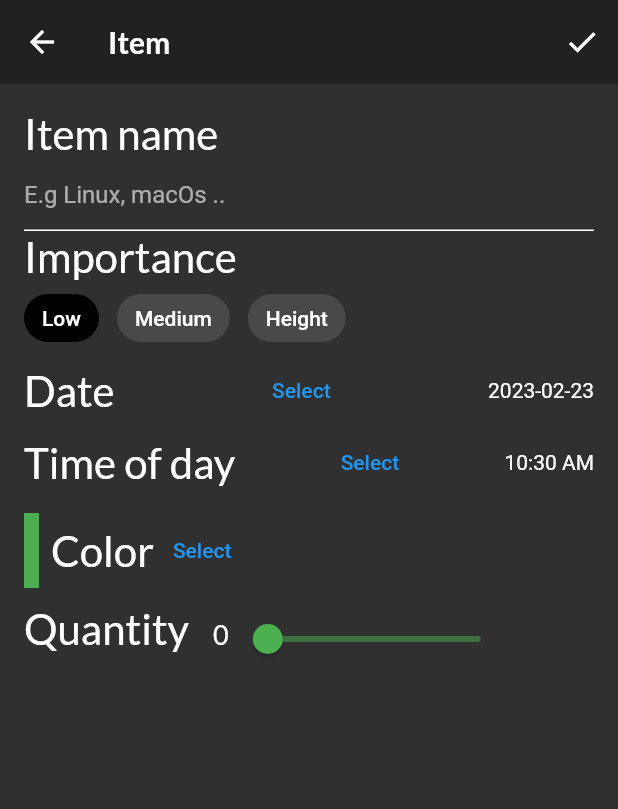
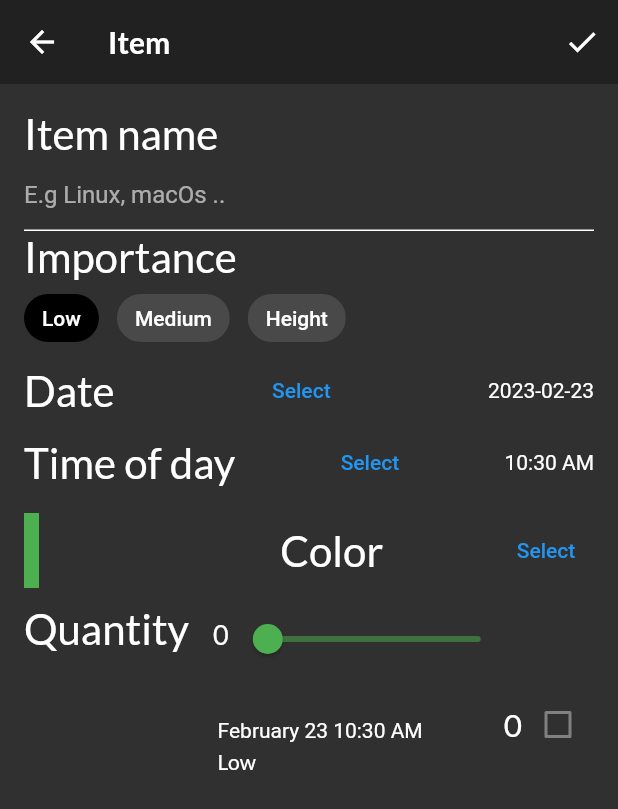
Before and after one commit to longtruongg/bored, a Flutter app: the screen it shows after launch, item 3 of the bottom bar chosen, after a tap on the "add" icon, on a phone screen of 412 x 824 dp. Shown: the top 809 px of the screen. Run offline on Flutter 3.47's test engine with Material 2 defaults, Android fonts, the phone set to English and light mode, and no system bars; our stand-ins replace flutter_colorpicker, google_fonts.

```diff
--- /dev/null
+++ b/lib/compoments/groking_tile.dart
@@ -0,0 +1,99 @@
+import 'package:flutter/material.dart';
+import 'package:google_fonts/google_fonts.dart';
+import 'package:intl/intl.dart';
+
+import '../model/groking_item.dart';
+
+class GrokingTile extends StatelessWidget {
+  final GrokingItem grokingItem;
+  final Function(bool?)? onComplete;
+  final TextDecoration textDecoration;
+
+  GrokingTile({Key? key, required this.grokingItem, this.onComplete})
+      : textDecoration = grokingItem.isComplete
+            ? TextDecoration.lineThrough
+            : TextDecoration.none,
+        super(key: key);
+
+  @override
+  Widget build(BuildContext context) {
+    return SizedBox(
+      child: Row(
+        mainAxisAlignment: MainAxisAlignment.spaceBetween,
+        children: [
+          Container(
+            width: 5.0,
+            color: grokingItem.color,
+          ),
+          const SizedBox(
+            width: 16.0,
+          ),
+          Column(
+            mainAxisAlignment: MainAxisAlignment.center,
+            crossAxisAlignment: CrossAxisAlignment.start,
+            children: [
+              Text(
+                grokingItem.name,
+                style: GoogleFonts.lato(
+                  decoration: textDecoration,
+                  fontSize: 21.0,
+                  fontWeight: FontWeight.bold,
+                ),
+              ),
+              const SizedBox(
+                height: 4.0,
+              ),
+              buildDate(),
+              const SizedBox(
+                height: 4.0,
+              ),
+              buildImportance()
+            ],
+          ),
+          Row(
+            children: [
+              Text(
+                grokingItem.quantity.toString(),
+                style: GoogleFonts.lato(
+                    decoration: textDecoration, fontSize: 21.0),
+              ),
+              buildCheckbox(),
+            ],
+          )
+        ],
+      ),
+    );
+  }
+
+  Widget buildImportance() {
+    if (grokingItem.importance == Importance.low) {
+      return Text(
+        "Low",
+        style: GoogleFonts.lato(decoration: textDecoration),
+      );
+    } else if (grokingItem.importance == Importance.medium) {
+      return Text("Medium",
+          style: GoogleFonts.lato(decoration: textDecoration));
+    } else if (grokingItem.importance == Importance.height) {
+      return Text(
+        "Height",
+        style: GoogleFonts.lato(decoration: textDecoration),
+      );
+    } else {
+      throw Exception("This importance not exists");
+    }
+  }
+
+  Widget buildDate() {
+    final dateFormart = DateFormat("MMMM dd h:mm a");
+    final dateString = dateFormart.format(grokingItem.timestamp);
+    return Text(
+      dateString,
+      style: TextStyle(decoration: textDecoration),
+    );
+  }
+
+  Widget buildCheckbox() {
+    return Checkbox(value: grokingItem.isComplete, onChanged: onComplete);
+  }
+}
--- a/lib/home.dart
+++ b/lib/home.dart
@@ -37,7 +37,7 @@ class _HomeState extends State<Home> {
               style: Theme.of(context).textTheme.titleLarge,
             ),
           ),
-          body: widgetList[tabManager.selectTab],
+          body: IndexedStack(index: tabManager.selectTab, children: widgetList),
           bottomNavigationBar: BottomNavigationBar(
             currentIndex: tabManager.selectTab,
             onTap: (index) {
--- a/lib/screens/groking_item_screen.dart
+++ b/lib/screens/groking_item_screen.dart
@@ -1,8 +1,10 @@
+import 'package:bored/compoments/groking_tile.dart';
 import 'package:bored/model/model.dart';
 import 'package:flutter/material.dart';
 import 'package:google_fonts/google_fonts.dart';
 import 'package:intl/intl.dart';
 import 'package:flutter_colorpicker/flutter_colorpicker.dart';
+import 'package:uuid/uuid.dart';
 
 class GrokingItemScreen extends StatefulWidget {
   final Function(GrokingItem) onCreate;
@@ -10,7 +12,8 @@ class GrokingItemScreen extends StatefulWidget {
   final GrokingItem? originalItem;
   final bool isUpdating;
 
-  const GrokingItemScreen({Key? key,
+  const GrokingItemScreen(
+      {Key? key,
       required this.onCreate,
       required this.onUpdate,
       required this.originalItem})
@@ -65,7 +68,21 @@ class _GrokingItemScreenState extends State<GrokingItemScreen> {
         actions: [
           IconButton(
             icon: const Icon(Icons.check),
-            onPressed: () {},
+            onPressed: () {
+              final val = GrokingItem(
+                  id: widget.originalItem?.id ?? const Uuid().v1(),
+                  name: _nameController.text,
+                  color: _currentColor,
+                  importance: _importance,
+                  quantity: _currentSlieValue,
+                  timestamp: DateTime(_dateTime.year, _dateTime.month,
+                      _dateTime.day, _timeDay.hour, _timeDay.minute));
+              if (widget.isUpdating) {
+                widget.onUpdate(val);
+              } else {
+                widget.onCreate(val);
+              }
+            },
           )
         ],
         elevation: 0.0,
@@ -89,7 +106,16 @@ class _GrokingItemScreenState extends State<GrokingItemScreen> {
             const SizedBox(
               height: 10.0,
             ),
-            buildQuantity()
+            buildQuantity(),
+            GrokingTile(
+              grokingItem: GrokingItem(
+                  id: "privew model",
+                  name: _name,
+                  importance: _importance,
+                  color: _currentColor,
+                  quantity: _currentSlieValue,
+                  timestamp: _dateTime),
+            )
           ],
         ),
       ),
@@ -240,8 +266,6 @@ class _GrokingItemScreenState extends State<GrokingItemScreen> {
     return Row(
       mainAxisAlignment: MainAxisAlignment.spaceBetween,
       children: [
-        Row(
-          children: [
         Container(
           height: 50.0,
           width: 10.0,
@@ -261,8 +285,7 @@ class _GrokingItemScreenState extends State<GrokingItemScreen> {
                   return AlertDialog(
                     content: BlockPicker(
                       pickerColor: Colors.white,
-                          onColorChanged: (color) =>
-                              setState(() {
+                      onColorChanged: (color) => setState(() {
                         _currentColor = color;
                       }),
                     ),
@@ -279,8 +302,6 @@ class _GrokingItemScreenState extends State<GrokingItemScreen> {
           },
         )
       ],
-        )
-      ],
     );
   }
 
@@ -292,8 +313,13 @@ class _GrokingItemScreenState extends State<GrokingItemScreen> {
           crossAxisAlignment: CrossAxisAlignment.baseline,
           textBaseline: TextBaseline.alphabetic,
           children: [
-            Text("Quantity", style: GoogleFonts.lato(fontSize: 28.0),),
-            const SizedBox(width: 16.0,),
+            Text(
+              "Quantity",
+              style: GoogleFonts.lato(fontSize: 28.0),
+            ),
+            const SizedBox(
+              width: 16.0,
+            ),
             Text(
               _currentSlieValue.toInt().toString(),
               style: GoogleFonts.lato(fontSize: 18.0),
@@ -306,7 +332,7 @@ class _GrokingItemScreenState extends State<GrokingItemScreen> {
               max: 100.0,
               divisions: 100,
               label: _currentSlieValue.toString(),
-              onChanged: ( value) {
+              onChanged: (value) {
                 setState(() {
                   _currentSlieValue = value.toInt();
                 });
--- a/lib/screens/groking_screen.dart
+++ b/lib/screens/groking_screen.dart
@@ -1,6 +1,7 @@
 import 'package:bored/model/groking_manager.dart';
 import 'package:bored/screens/empty_screen.dart';
 import 'package:bored/screens/groking_item_screen.dart';
+import 'package:bored/screens/groking_list_screen.dart';
 import 'package:flutter/material.dart';
 import 'package:provider/provider.dart';
 
@@ -14,15 +15,18 @@ class GrokingScreen extends StatelessWidget {
           child: const Icon(Icons.add),
           onPressed: () {
             final manager = Provider.of<GrokingManager>(context, listen: false);
-        Navigator.push(context, MaterialPageRoute(builder: (context)=>GrokingItemScreen(
-          onCreate: (item){
+            Navigator.push(
+                context,
+                MaterialPageRoute(
+                    builder: (context) => GrokingItemScreen(
+                          onCreate: (item) {
                             manager.addItem(item);
                             Navigator.pop(context);
                           },
-          onUpdate: (item){}, originalItem: null,
+                          onUpdate: (item) {},
+                          originalItem: null,
                         )));
-        }
-      ),
+          }),
       body: buildGroking(),
     );
   }
@@ -31,7 +35,7 @@ class GrokingScreen extends StatelessWidget {
 Widget buildGroking() {
   return Consumer<GrokingManager>(builder: (context, manager, child) {
     if (manager.grokingItem.isNotEmpty) {
-      return Container();
+      return GrokingListScreen(manager: manager);
     } else {
       return const EmptyScreen();
     }
```
Also changed, not shown: lib/screens/groking_list_screen.dart (added, +70 -0 lines). Lines whose indentation alone changed are shown as unchanged.
